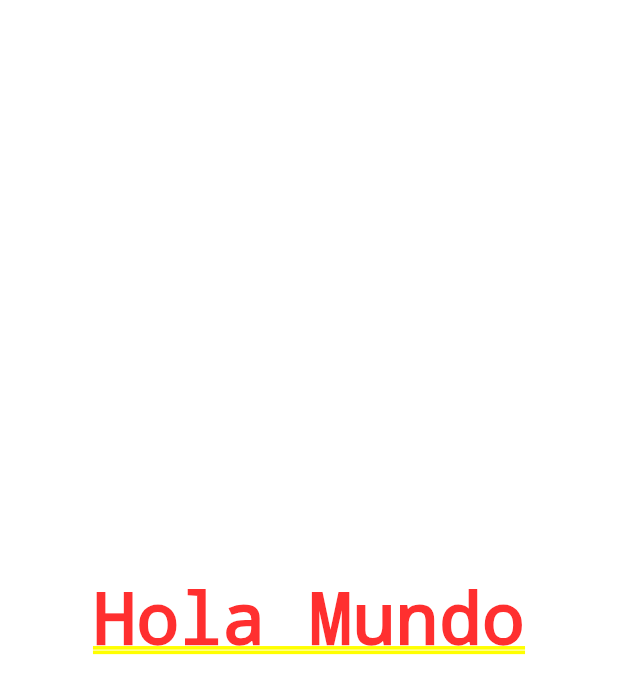
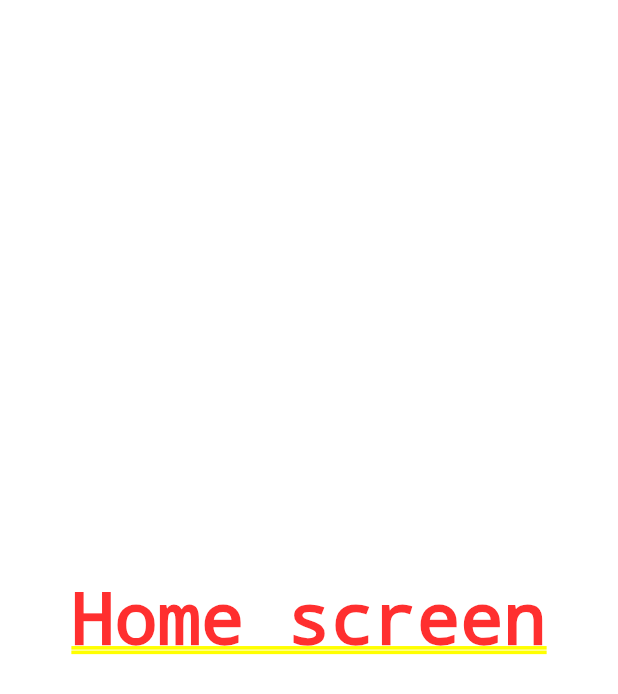
Before and after one commit to x4leqxinn/counter-app-flutter, a Flutter app: the screen it shows after launch, on a phone screen of 412 x 824 dp. Shown: the top 694 px of the screen. Run offline on Flutter 3.47's test engine with Material 3 defaults, Android fonts, the phone set to English and light mode, and no system bars.

Commit message:
add(lib): first component

```diff
--- a/lib/main.dart
+++ b/lib/main.dart
@@ -1,4 +1,5 @@
 import 'package:flutter/material.dart';
+import 'package:my_app/screens/home_screen.dart';
 
 void main() {
   runApp(const MyApp());
@@ -10,9 +11,6 @@ class MyApp extends StatelessWidget {
   @override
   Widget build(BuildContext context) {
     return const MaterialApp(
-      home: Center(
-        child: Text('Hola Mundo'),
-      ),
-    );
+        debugShowCheckedModeBanner: false, home: HomeScreen());
   }
 }
--- /dev/null
+++ b/lib/screens/home_screen.dart
@@ -0,0 +1,12 @@
+import 'package:flutter/material.dart';
+
+class HomeScreen extends StatelessWidget {
+  const HomeScreen({Key? key}) : super(key: key);
+
+  @override
+  Widget build(BuildContext context) {
+    return const Center(
+      child: Text('Home screen'),
+    );
+  }
+}
```
